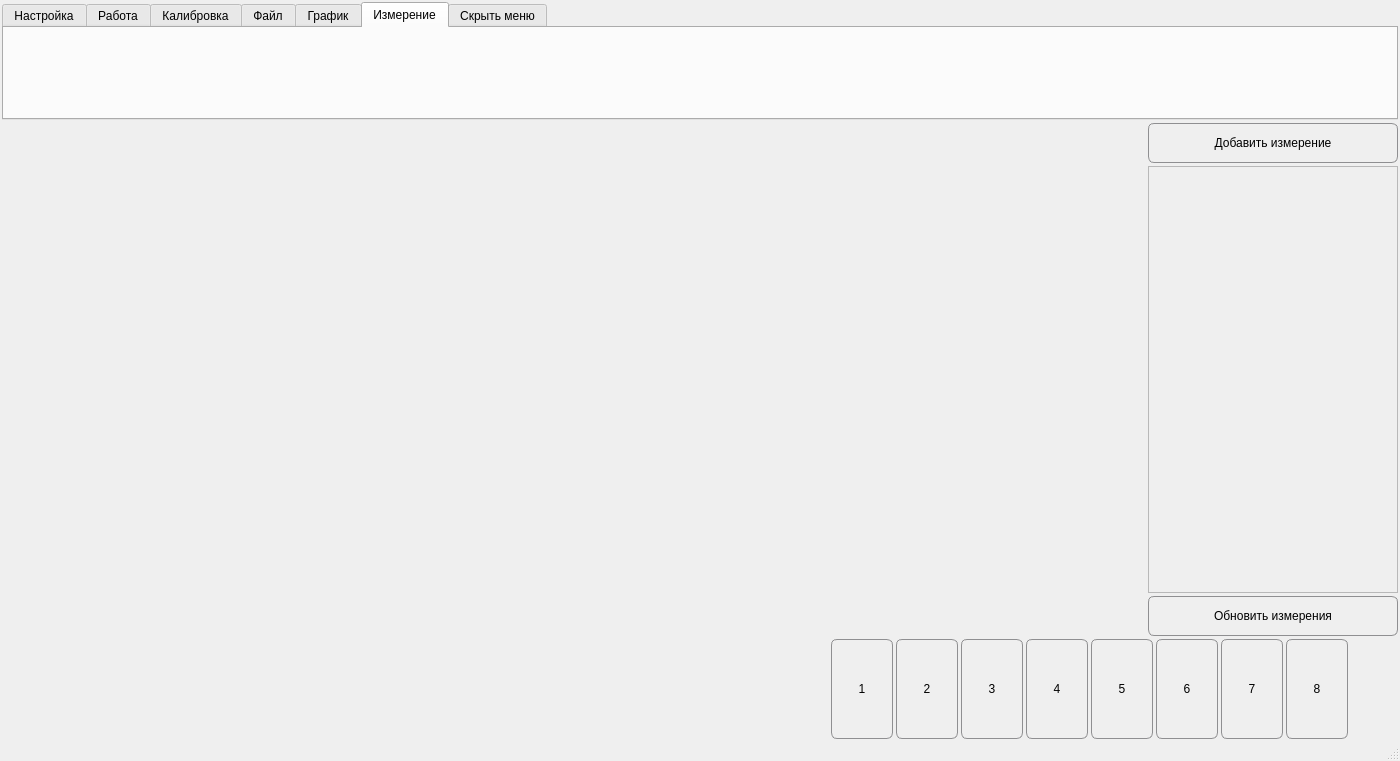
Old version of the form Qt/mainwindow.ui in the repository Ore111ek/Signal-registration-complex.
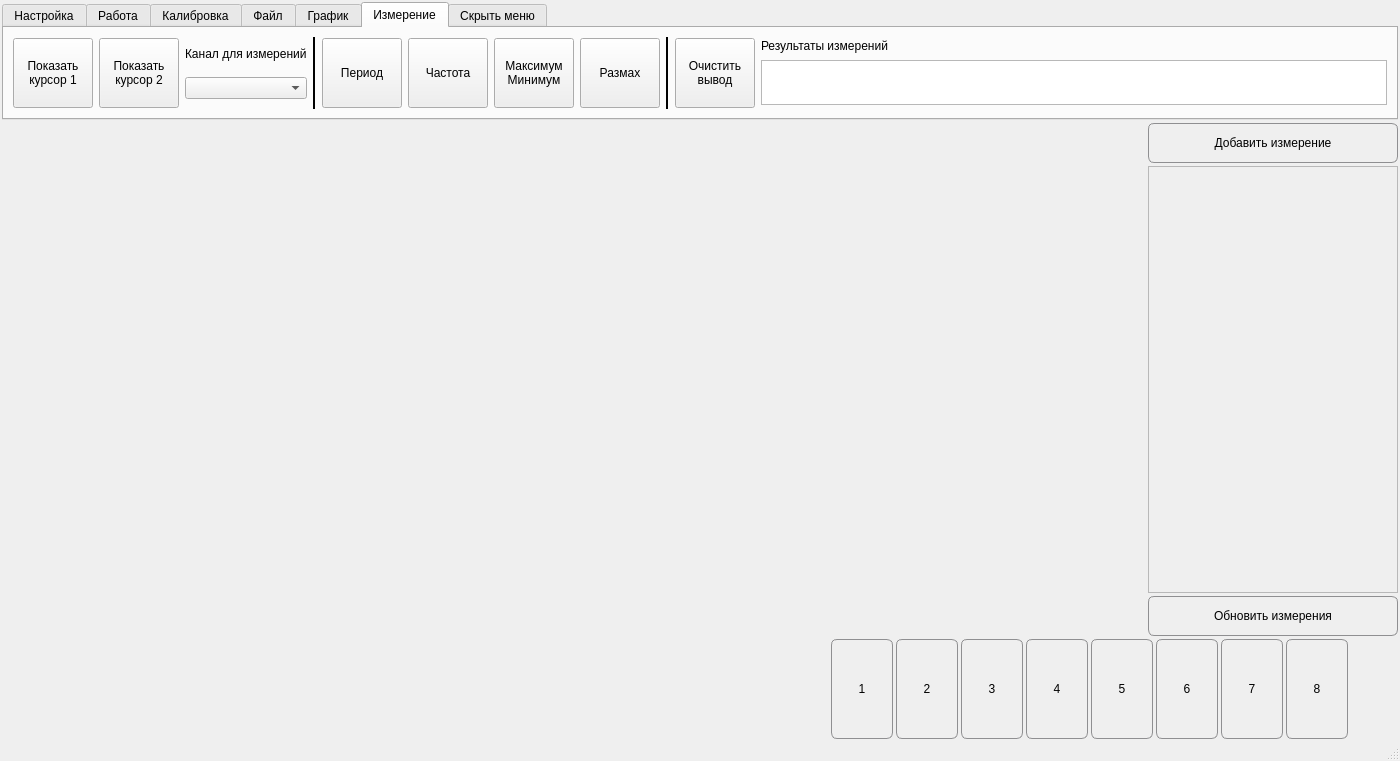
New version of the form. The open tabs and pages were chosen to show the change. Custom widgets are drawn as their Qt base class.

Commit message: Cursor measurements

```diff
--- a/Qt/mainwindow.ui
+++ b/Qt/mainwindow.ui
@@ -1202,6 +1202,188 @@
        <attribute name="title">
         <string>Измерение</string>
        </attribute>
+       <layout class="QHBoxLayout" name="horizontalLayout_13">
+        <item>
+         <widget class="QPushButton" name="btn_tracer">
+          <property name="minimumSize">
+           <size>
+            <width>70</width>
+            <height>70</height>
+           </size>
+          </property>
+          <property name="text">
+           <string>Показать
+курсор 1</string>
+          </property>
+         </widget>
+        </item>
+        <item>
+         <widget class="QPushButton" name="btn_tracer2">
+          <property name="minimumSize">
+           <size>
+            <width>70</width>
+            <height>70</height>
+           </size>
+          </property>
+          <property name="text">
+           <string>Показать
+курсор 2</string>
+          </property>
+         </widget>
+        </item>
+        <item>
+         <layout class="QVBoxLayout" name="verticalLayout_7">
+          <item>
+           <widget class="QLabel" name="label_8">
+            <property name="sizePolicy">
+             <sizepolicy hsizetype="Preferred" vsizetype="Fixed">
+              <horstretch>0</horstretch>
+              <verstretch>0</verstretch>
+             </sizepolicy>
+            </property>
+            <property name="text">
+             <string>Канал для измерений</string>
+            </property>
+           </widget>
+          </item>
+          <item>
+           <widget class="QComboBox" name="comboBox_tr_ch"/>
+          </item>
+         </layout>
+        </item>
+        <item>
+         <widget class="Line" name="line">
+          <property name="frameShadow">
+           <enum>QFrame::Plain</enum>
+          </property>
+          <property name="lineWidth">
+           <number>2</number>
+          </property>
+          <property name="orientation">
+           <enum>Qt::Vertical</enum>
+          </property>
+         </widget>
+        </item>
+        <item>
+         <widget class="QPushButton" name="btn_tr_time">
+          <property name="minimumSize">
+           <size>
+            <width>70</width>
+            <height>70</height>
+           </size>
+          </property>
+          <property name="text">
+           <string>Период</string>
+          </property>
+         </widget>
+        </item>
+        <item>
+         <widget class="QPushButton" name="btn_tr_freq">
+          <property name="minimumSize">
+           <size>
+            <width>70</width>
+            <height>70</height>
+           </size>
+          </property>
+          <property name="text">
+           <string>Частота</string>
+          </property>
+         </widget>
+        </item>
+        <item>
+         <widget class="QPushButton" name="btn_tr_max_min">
+          <property name="minimumSize">
+           <size>
+            <width>70</width>
+            <height>70</height>
+           </size>
+          </property>
+          <property name="text">
+           <string>Максимум
+Минимум</string>
+          </property>
+         </widget>
+        </item>
+        <item>
+         <widget class="QPushButton" name="btn_tr_ampl">
+          <property name="minimumSize">
+           <size>
+            <width>70</width>
+            <height>70</height>
+           </size>
+          </property>
+          <property name="text">
+           <string>Размах</string>
+          </property>
+         </widget>
+        </item>
+        <item>
+         <widget class="Line" name="line_2">
+          <property name="frameShadow">
+           <enum>QFrame::Plain</enum>
+          </property>
+          <property name="lineWidth">
+           <number>2</number>
+          </property>
+          <property name="orientation">
+           <enum>Qt::Vertical</enum>
+          </property>
+         </widget>
+        </item>
+        <item>
+         <widget class="QPushButton" name="btn_tr_clear">
+          <property name="minimumSize">
+           <size>
+            <width>70</width>
+            <height>70</height>
+           </size>
+          </property>
+          <property name="text">
+           <string>Очистить
+вывод</string>
+          </property>
+         </widget>
+        </item>
+        <item>
+         <layout class="QVBoxLayout" name="verticalLayout_3">
+          <property name="spacing">
+           <number>5</number>
+          </property>
+          <item>
+           <widget class="QLabel" name="label_5">
+            <property name="sizePolicy">
+             <sizepolicy hsizetype="Preferred" vsizetype="Fixed">
+              <horstretch>0</horstretch>
+              <verstretch>0</verstretch>
+             </sizepolicy>
+            </property>
+            <property name="text">
+             <string>Результаты измерений</string>
+            </property>
+           </widget>
+          </item>
+          <item>
+           <widget class="QTextEdit" name="textEdit_tr_result">
+            <property name="sizePolicy">
+             <sizepolicy hsizetype="Expanding" vsizetype="Expanding">
+              <horstretch>0</horstretch>
+              <verstretch>0</verstretch>
+             </sizepolicy>
+            </property>
+            <property name="maximumSize">
+             <size>
+              <width>16777215</width>
+              <height>45</height>
+             </size>
+            </property>
+            <property name="readOnly">
+             <bool>true</bool>
+            </property>
+           </widget>
+          </item>
+         </layout>
+        </item>
+       </layout>
       </widget>
       <widget class="QWidget" name="tab_7">
        <attribute name="title">
```
Left out of the diff: 34 changed lines with no effect on the pictures. The commit also changes 2 other files.
